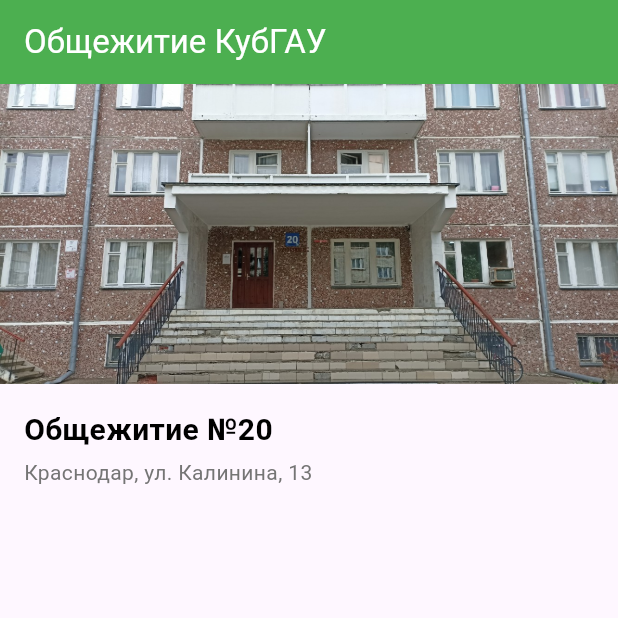
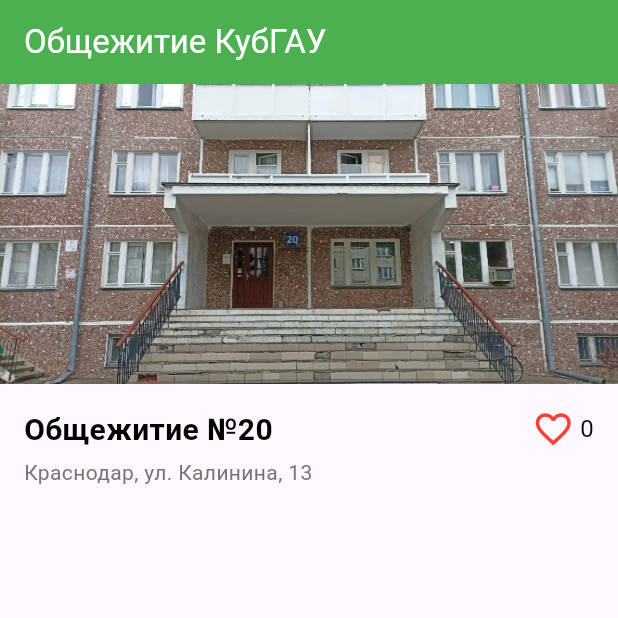
Before and after one commit to stanislavski03/PI2303_DEGTYAR, a Flutter app: the screen it shows after launch, on a phone screen of 412 x 824 dp, the top half of it. Run offline on Flutter 3.47's test engine with Material 3 defaults, Android fonts, the phone set to English and light mode, and no system bars.

Commit message:
lab4 3rd commit
добавил сердечко, счетчик слева от него и функционал для всего этого

```diff
--- a/lab4_app/lib/main.dart
+++ b/lab4_app/lib/main.dart
@@ -26,6 +26,21 @@ class MyHomePage extends StatefulWidget {
 }
 
 class _MyHomePageState extends State<MyHomePage> {
+  bool _isLiked = false;
+  int _likesCount = 0;
+
+  void _toggleLike() {
+    setState(() {
+      if (_isLiked) {
+        _likesCount--;
+        _isLiked = false;
+      } else {
+        _likesCount++;
+        _isLiked = true;
+      }
+    });
+  }
+
   @override
   Widget build(BuildContext context) {
     return Scaffold(
@@ -53,6 +68,10 @@ class _MyHomePageState extends State<MyHomePage> {
             const SizedBox(height: 16),
             Padding(
               padding: const EdgeInsets.symmetric(horizontal: 16),
+              child: Row(
+                crossAxisAlignment: CrossAxisAlignment.start,
+                children: [
+                  Expanded(
                     child: Column(
                       crossAxisAlignment: CrossAxisAlignment.start,
                       children: [
@@ -67,7 +86,33 @@ class _MyHomePageState extends State<MyHomePage> {
                         const SizedBox(height: 4),
                         Text(
                           'Краснодар, ул. Калинина, 13',
-                    style: TextStyle(fontSize: 14, color: Colors.grey[600]),
+                          style: TextStyle(
+                            fontSize: 14,
+                            color: Colors.grey[600],
+                          ),
+                        ),
+                      ],
+                    ),
+                  ),
+                  GestureDetector(
+                    onTap: _toggleLike,
+                    child: Row(
+                      children: [
+                        Icon(
+                          _isLiked ? Icons.favorite : Icons.favorite_border,
+                          color: Colors.red,
+                          size: 28,
+                        ),
+                        const SizedBox(width: 4),
+                        Text(
+                          '$_likesCount',
+                          style: const TextStyle(
+                            fontSize: 16,
+                            color: Colors.black,
+                          ),
+                        ),
+                      ],
+                    ),
                   ),
                 ],
               ),
```
Lines whose indentation alone changed are shown as unchanged.
